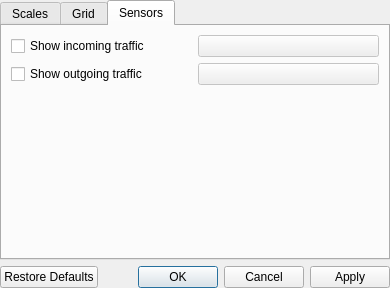
This is src/knemod/plotterconfigdlg.ui in KDE/knemo as Qt 5 draws it before an edit. The edited form follows.
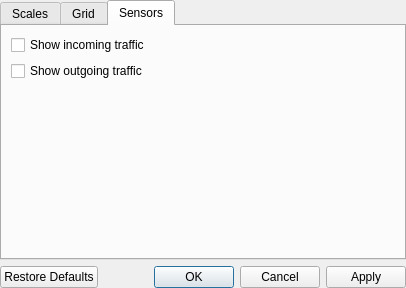
This is the edited form. The open tabs and pages were chosen to show the change. Custom widgets are drawn as their Qt base class.

Commit message:
Use KColorScheme for text and bar icons
For now (?) use the Active and Neutral colors for rx & tx respectively.

This also means that there's no more dynamic color change depending on
traffic rate.

```diff
--- a/src/knemod/plotterconfigdlg.ui
+++ b/src/knemod/plotterconfigdlg.ui
@@ -44,7 +44,7 @@
              <bool>false</bool>
             </property>
             <property name="text">
-             <string>Minimum value:</string>
+             <string>Minim&amp;um value:</string>
             </property>
             <property name="wordWrap">
              <bool>false</bool>
@@ -73,7 +73,7 @@
              <bool>false</bool>
             </property>
             <property name="text">
-             <string>Maximum value:</string>
+             <string>Ma&amp;ximum value:</string>
             </property>
             <property name="wordWrap">
              <bool>false</bool>
@@ -267,7 +267,7 @@
             <item>
              <widget class="QLabel" name="textLabel3_2">
               <property name="text">
-               <string>Font size:</string>
+               <string>Font si&amp;ze:</string>
               </property>
               <property name="wordWrap">
                <bool>false</bool>
@@ -310,8 +310,6 @@
       </attribute>
       <layout class="QVBoxLayout" name="verticalLayout_7">
        <item>
-        <layout class="QHBoxLayout" name="horizontalLayout_7">
-         <item>
           <widget class="QCheckBox" name="checkBoxIncoming">
            <property name="text">
             <string>Show incoming traffic</string>
@@ -319,20 +317,6 @@
           </widget>
          </item>
          <item>
-          <widget class="KColorButton" name="kColorButtonIncoming">
-           <property name="enabled">
-            <bool>false</bool>
-           </property>
-           <property name="text">
-            <string/>
-           </property>
-          </widget>
-         </item>
-        </layout>
-       </item>
-       <item>
-        <layout class="QHBoxLayout" name="horizontalLayout_8">
-         <item>
           <widget class="QCheckBox" name="checkBoxOutgoing">
            <property name="text">
             <string>Show outgoing traffic</string>
@@ -340,18 +324,6 @@
           </widget>
          </item>
          <item>
-          <widget class="KColorButton" name="kColorButtonOutgoing">
-           <property name="enabled">
-            <bool>false</bool>
-           </property>
-           <property name="text">
-            <string/>
-           </property>
-          </widget>
-         </item>
-        </layout>
-       </item>
-       <item>
         <spacer name="verticalSpacer">
          <property name="orientation">
           <enum>Qt::Vertical</enum>
@@ -377,13 +349,6 @@
    </item>
   </layout>
  </widget>
- <customwidgets>
-  <customwidget>
-   <class>KColorButton</class>
-   <extends>QPushButton</extends>
-   <header>kcolorbutton.h</header>
-  </customwidget>
- </customwidgets>
  <tabstops>
   <tabstop>tabWidget_2</tabstop>
   <tabstop>checkBoxAutoDetection</tabstop>
```
Left out of the diff: 34 changed lines with no effect on the pictures. Lines whose indentation alone changed are shown as unchanged. The commit also changes 12 other files.
